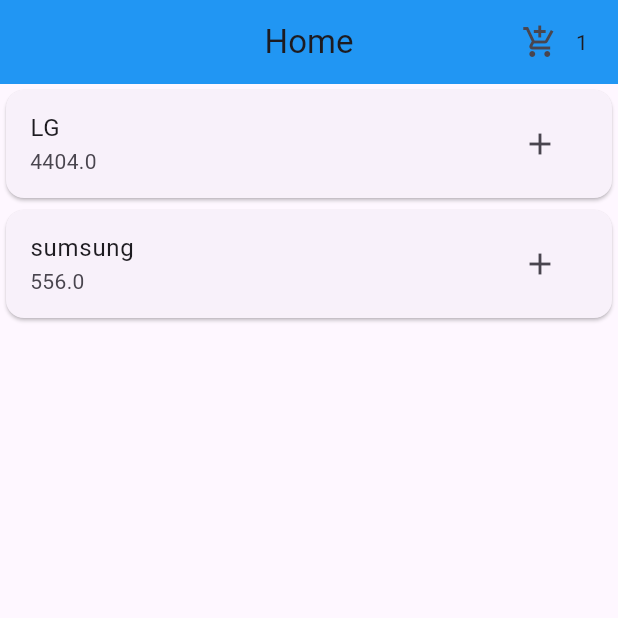
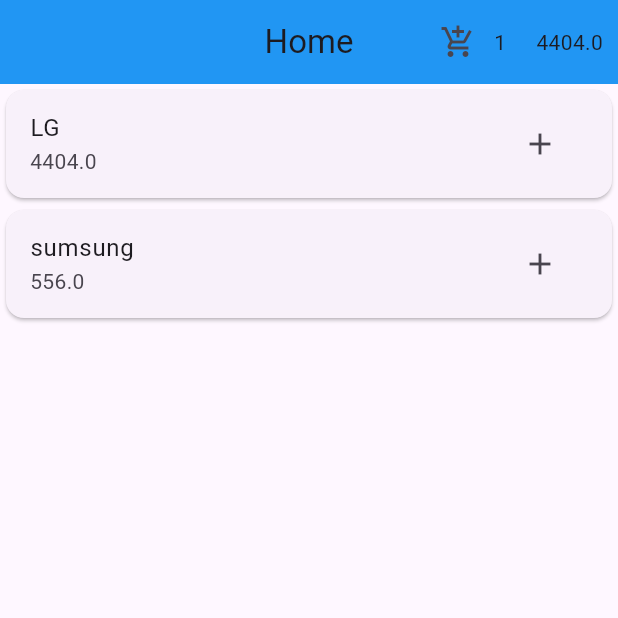
Before and after one commit to Salimboughanmi/cart-aplication_flutter, a Flutter app: the screen it shows after launch, after a tap on the "add" icon, on a phone screen of 412 x 824 dp, the top half of it. Run offline on Flutter 3.47's test engine with Material 3 defaults, Android fonts, the phone set to English and light mode, and no system bars.

Commit message:
finish app

```diff
--- a/lib/home.dart
+++ b/lib/home.dart
@@ -44,6 +44,14 @@
                     },
                   ),
                 ),
+                Padding(
+                  padding: EdgeInsets.only(right: 10),
+                  child: Consumer<Cart>(
+                    builder: (BuildContext context, value, child) {
+                      return Text("${value.price}");
+                    },
+                  ),
+                ),
               ],
             )
           ],
```
